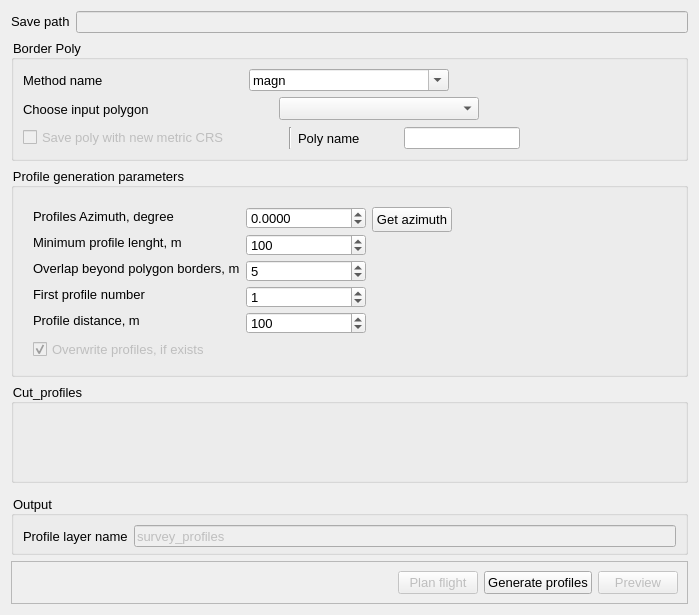
Before: the Qt Designer form UI/FlightPlanning/ProfileGenerate.ui in raulett/RousettusTool, drawn with Qt 5.
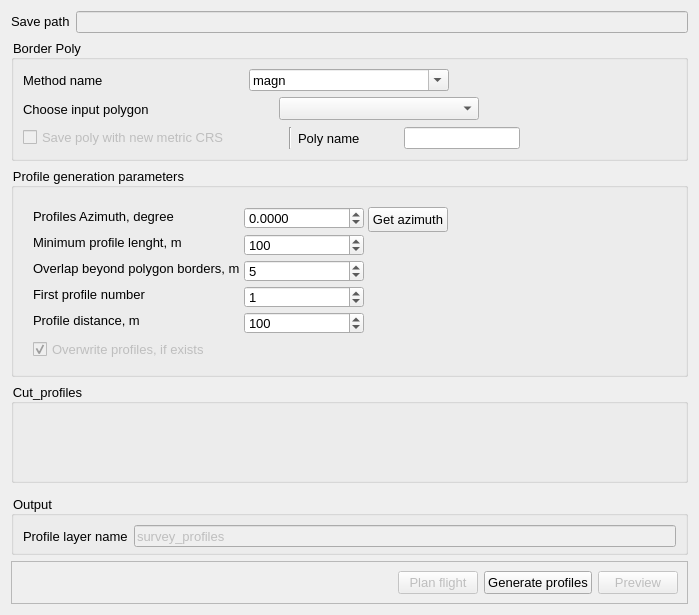
After: the same form once the commit is applied. Custom widgets are drawn as their Qt base class.

```diff
--- a/UI/FlightPlanning/ProfileGenerate.ui
+++ b/UI/FlightPlanning/ProfileGenerate.ui
@@ -382,7 +382,7 @@
          <number>10</number>
         </property>
         <property name="horizontalSpacing">
-         <number>6</number>
+         <number>4</number>
         </property>
         <property name="verticalSpacing">
          <number>9</number>
```
